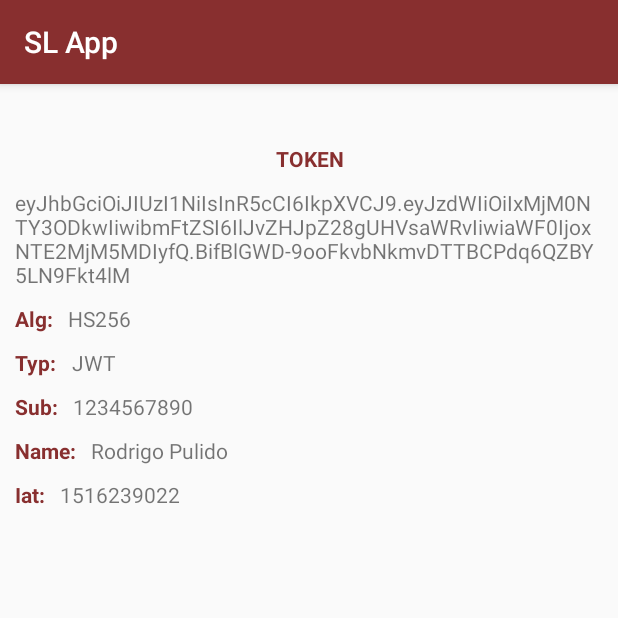
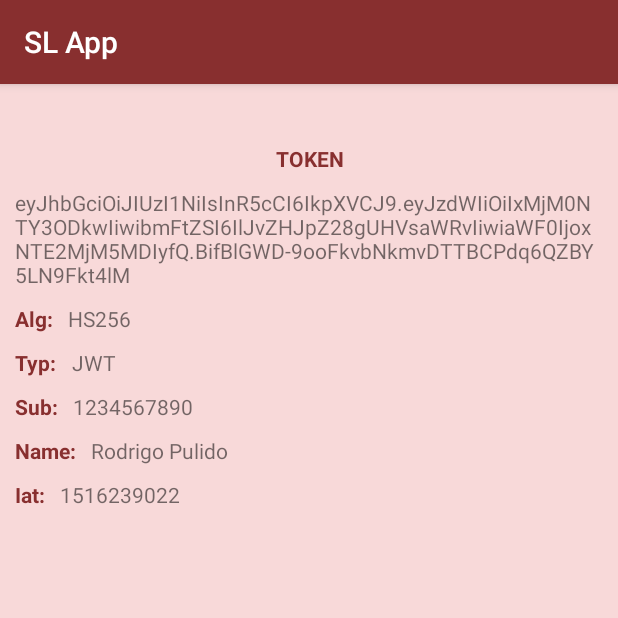
Before and after one commit to RodrigoPulidoG/Search_Location, an Android app: the DecodeActivity screen opened directly, with no data from a screen before it, on a phone screen of 412 x 824 dp, the top half of it. Run offline under Robolectric (Android 15) with nearby library versions, the phone set to English and light mode, and no system bars.

Commit message:
Change background Decode

```diff
--- a/SearchLocationApp/app/src/main/res/layout/activity_decode.xml
+++ b/SearchLocationApp/app/src/main/res/layout/activity_decode.xml
@@ -3,6 +3,7 @@
     xmlns:android="http://schemas.android.com/apk/res/android"
     xmlns:tools="http://schemas.android.com/tools"
     android:padding="10dp"
+    android:background="#F8D9D9"
     android:orientation="vertical"
     android:layout_width="match_parent"
     android:layout_height="match_parent"
```
